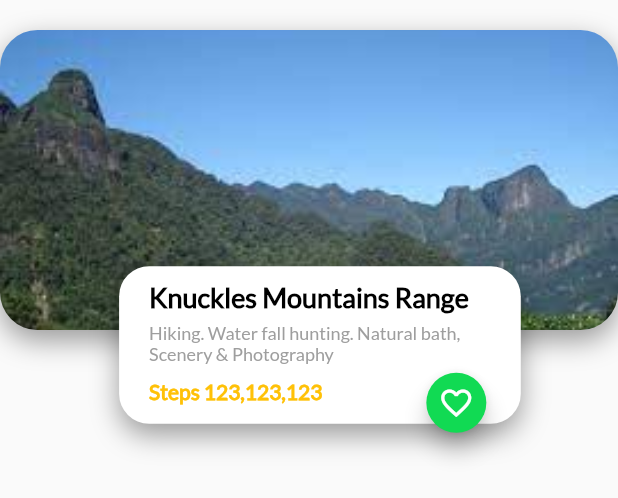
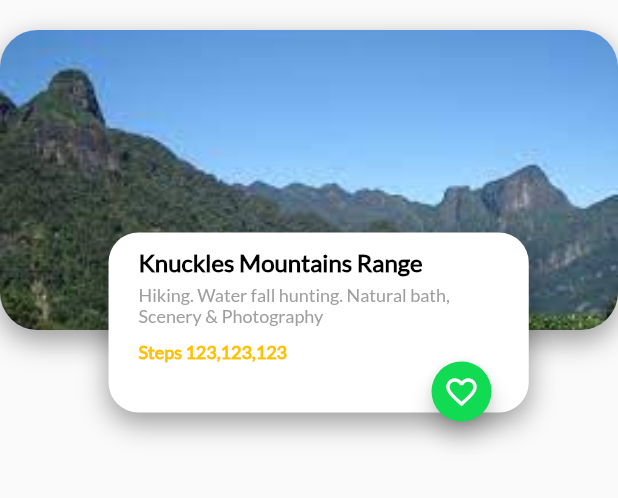
Before and after one commit to davidac2007/trips-app, a Flutter app: the ProfileCardImage widget shown alone on an empty page, opened directly, on a phone screen of 412 x 824 dp. Shown: the top 498 px of the screen. Run offline on Flutter 3.47's test engine with Material 2 defaults, Android fonts, the phone set to English and light mode, and no system bars; our stand-ins replace firebase_auth, firebase_core, google_sign_in; missing offline and left inert: generic_bloc_provider; accounts and stored records are empty.

Commit message:
Solving pixels overflow

```diff
--- a/lib/trips.dart
+++ b/lib/trips.dart
@@ -1,7 +1,8 @@
 import 'package:flutter/material.dart';
-import 'package:trips_app/place/ui/widgets/trips_cupertino.dart';
+// import 'package:trips_app/place/ui/widgets/trips_cupertino.dart';
 import 'package:trips_app/user/ui/screens/profile.dart';
 import 'package:trips_app/place/ui/screens/search_trips.dart';
+import 'package:trips_app/user/ui/screens/sign_in_screen.dart';
 import 'place/ui/screens/home_trips.dart';
 
 class Trips extends StatefulWidget {
@@ -29,7 +30,7 @@ class _TripsState extends State<Trips> {
   Widget build(BuildContext context) {
     return Scaffold(
       body: widgetsChildren[indexTap],
-      bottomNavigationBar: TripsCupertino(),
+      bottomNavigationBar: SignInGoogleScreen(),
       // Theme(
       //   data: Theme.of(context)
       //       .copyWith(canvasColor: Colors.white, primaryColor: Colors.purple),
--- a/lib/user/bloc/user_bloc.dart
+++ b/lib/user/bloc/user_bloc.dart
@@ -4,6 +4,11 @@ import 'package:trips_app/user/repository/auth_repository.dart';
 
 class UserBloc implements Bloc {
   final _authRepository = AuthRepository();
+
+  // Firebase Stream
+  Stream<User> streamFirebase = FirebaseAuth.instance.authStateChanges();
+  Stream<User> get authStatus => streamFirebase;
+
   //Sign In with Google
   Future<UserCredential> signIn() {
     return _authRepository.signInFirebase();
--- a/lib/user/ui/widgets/profile_background.dart
+++ b/lib/user/ui/widgets/profile_background.dart
@@ -38,6 +38,7 @@ class ProfileTitle extends StatelessWidget {
     return Container(
         margin: EdgeInsets.only(left: 20.0, right: 20.0, top: 50.0),
         child: Row(
+          mainAxisAlignment: MainAxisAlignment.spaceBetween,
           children: [
             Text(
               'Profile',
@@ -47,7 +48,6 @@ class ProfileTitle extends StatelessWidget {
                   fontWeight: FontWeight.bold,
                   fontSize: 30.0),
             ),
-            SizedBox(width: screenWidth * 0.55),
             Icon(
               Icons.settings,
               color: Colors.grey,
--- a/lib/user/ui/widgets/profile_card_image.dart
+++ b/lib/user/ui/widgets/profile_card_image.dart
@@ -31,8 +31,8 @@ class ProfileCardImage extends StatelessWidget {
 
     final info = Stack(alignment: Alignment(0.7, 1.0), children: [
       Container(
-          height: 105.0,
-          width: MediaQuery.of(context).size.width * 0.650,
+          height: 120.0,
+          width: MediaQuery.of(context).size.width * 0.680,
           margin:
               EdgeInsets.only(top: 20.0, left: 20.0, right: 20.0, bottom: 10.0),
           decoration: BoxDecoration(
@@ -47,13 +47,11 @@ class ProfileCardImage extends StatelessWidget {
               ]),
           child: Padding(
             padding: EdgeInsets.symmetric(vertical: 10.0, horizontal: 20),
-            child:
-                Column(crossAxisAlignment: CrossAxisAlignment.start, children: [
+            child: ListView(children: [
               Text(name,
-                  textAlign: TextAlign.center,
                   style: TextStyle(
                       color: Colors.black,
-                      fontSize: 18,
+                      fontSize: 16,
                       fontFamily: "Lato",
                       fontWeight: FontWeight.bold)),
               SizedBox(
@@ -68,7 +66,7 @@ class ProfileCardImage extends StatelessWidget {
               Text(steps,
                   style: TextStyle(
                       color: Colors.amber,
-                      fontSize: 14,
+                      fontSize: 12,
                       fontFamily: "Lato",
                       fontWeight: FontWeight.bold)),
             ]),
```
Also changed, not shown: lib/user/ui/screens/sign_in_screen.dart (+14 -1 lines), lib/user/ui/widgets/profile_details.dart (+5 -3 lines), 2 other files.
